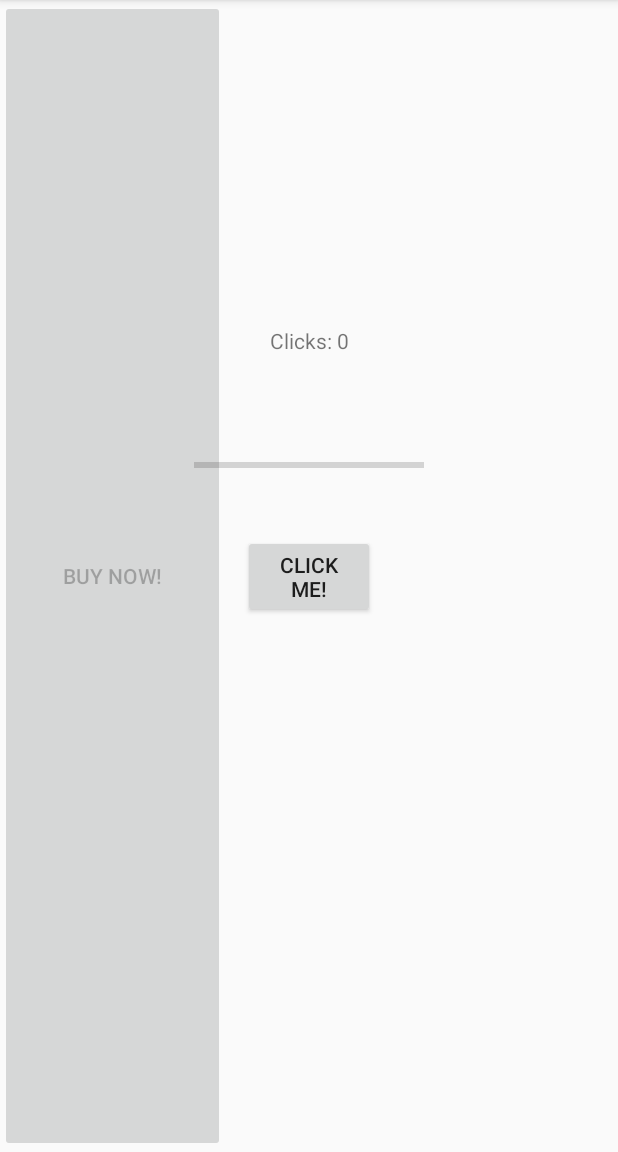
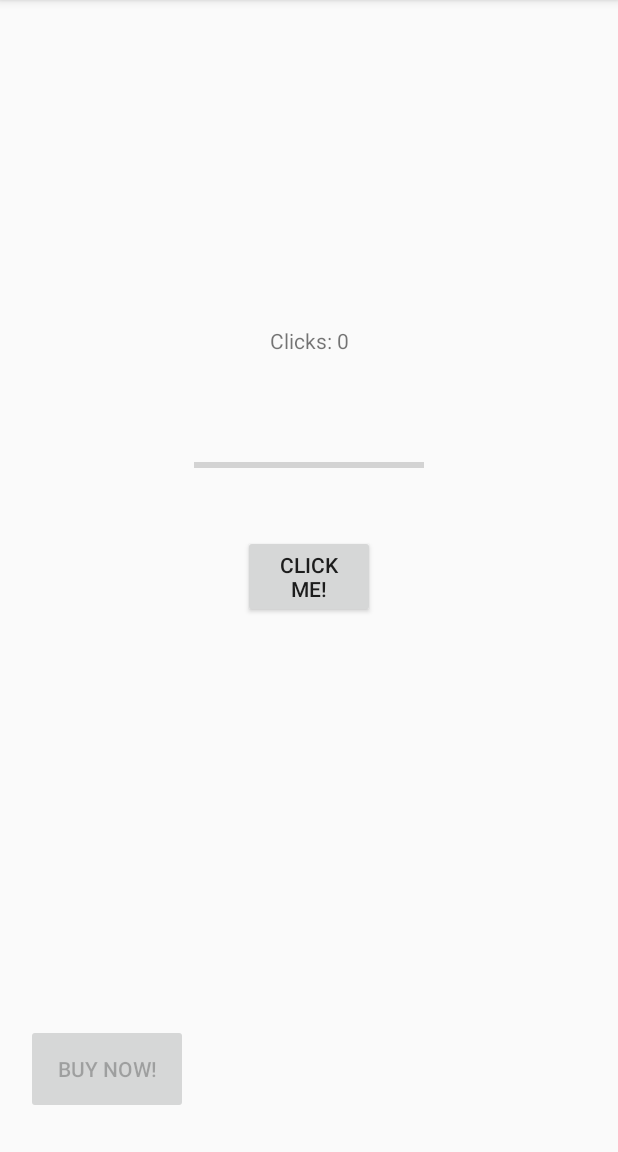
Before and after one commit to Peetie2000/AS_HelloWorld, an Android app: the screen it shows after launch (MainActivity), on a phone screen of 412 x 824 dp, the part 84-1236 px from its top. Run offline under Robolectric (Android 15) with nearby library versions, the phone set to English and light mode, and no system bars.

```diff
--- a/app/src/main/res/layout/activity_main.xml
+++ b/app/src/main/res/layout/activity_main.xml
@@ -5,26 +5,6 @@
     android:layout_width="match_parent"
     android:layout_height="match_parent"
     tools:context="com.example.patrick.helloworld.MainActivity">
-
-    <android.support.v4.widget.DrawerLayout xmlns:android="http://schemas.android.com/apk/res/android"
-        xmlns:tools="http://schemas.android.com/tools"
-        android:id="@+id/drawer_layout"
-        android:layout_width="150dp"
-        android:layout_height="match_parent"
-        tools:context="@color/colorPrimaryDark">
-
-        <Button
-            android:id="@+id/buyButton"
-            android:layout_width="match_parent"
-            android:layout_height="60dp"
-            android:text="@string/buyButton"
-            app:layout_constraintBottom_toBottomOf="parent"
-            app:layout_constraintEnd_toEndOf="parent"
-            app:layout_constraintHorizontal_bias="0.057"
-            app:layout_constraintStart_toStartOf="parent"
-            app:layout_constraintTop_toTopOf="parent"
-            app:layout_constraintVertical_bias="0.964" />
-    </android.support.v4.widget.DrawerLayout>
 
     <Button
         android:id="@+id/clickButton"
@@ -35,6 +15,18 @@
         app:layout_constraintEnd_toEndOf="parent"
         app:layout_constraintStart_toStartOf="parent"
         app:layout_constraintTop_toTopOf="parent" />
+
+    <Button
+        android:id="@+id/buyButton"
+        android:layout_width="108dp"
+        android:layout_height="60dp"
+        android:text="@string/buyButton"
+        app:layout_constraintBottom_toBottomOf="parent"
+        app:layout_constraintEnd_toEndOf="parent"
+        app:layout_constraintHorizontal_bias="0.057"
+        app:layout_constraintStart_toStartOf="parent"
+        app:layout_constraintTop_toTopOf="parent"
+        app:layout_constraintVertical_bias="0.964" />
 
     <TextView
         android:id="@+id/clicks"
```
